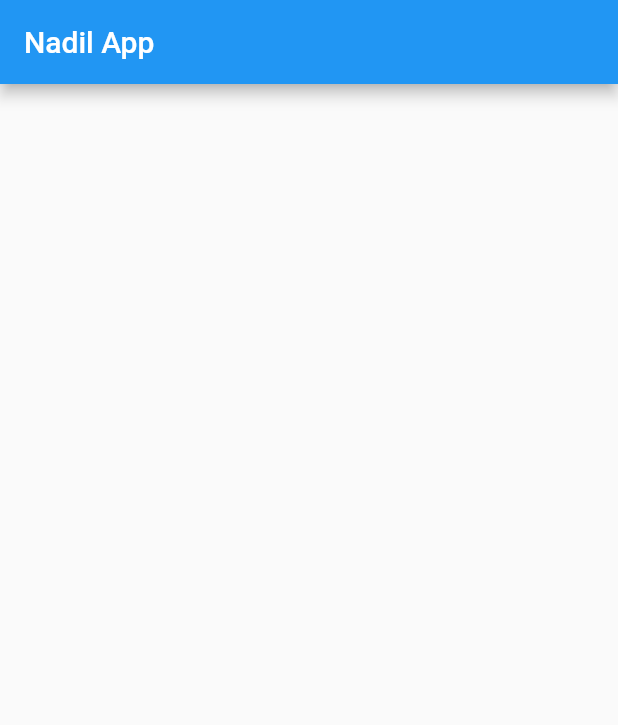
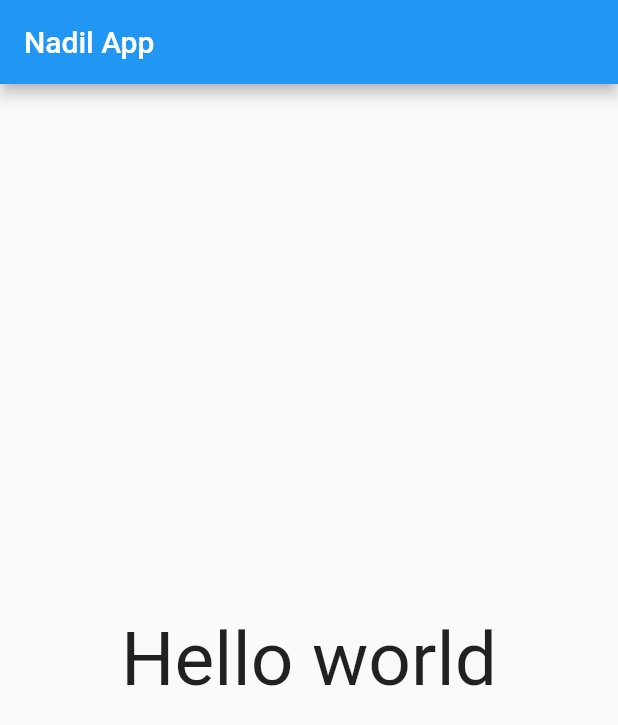
Before and after one commit to Nadil97/Flutter_Basic, a Flutter app: the screen it shows after launch, on a phone screen of 412 x 824 dp. Shown: the top 725 px of the screen. Run offline on Flutter 3.47's test engine with Material 2 defaults, Android fonts, the phone set to English and light mode, and no system bars.

Commit message:
add body widget

```diff
--- a/flutter_basic/lib/main.dart
+++ b/flutter_basic/lib/main.dart
@@ -12,6 +12,10 @@ class MyApp extends StatelessWidget {
         appBar: AppBar(
           title: Text("Nadil App"),
         ),
+        body: Center(
+          child: Text("Hello world",style: TextStyle(fontSize: 50.0),),
+
+        ),
       ),
     );
   }
```
Also changed, not shown: note/Screenshot (368).png (added).
